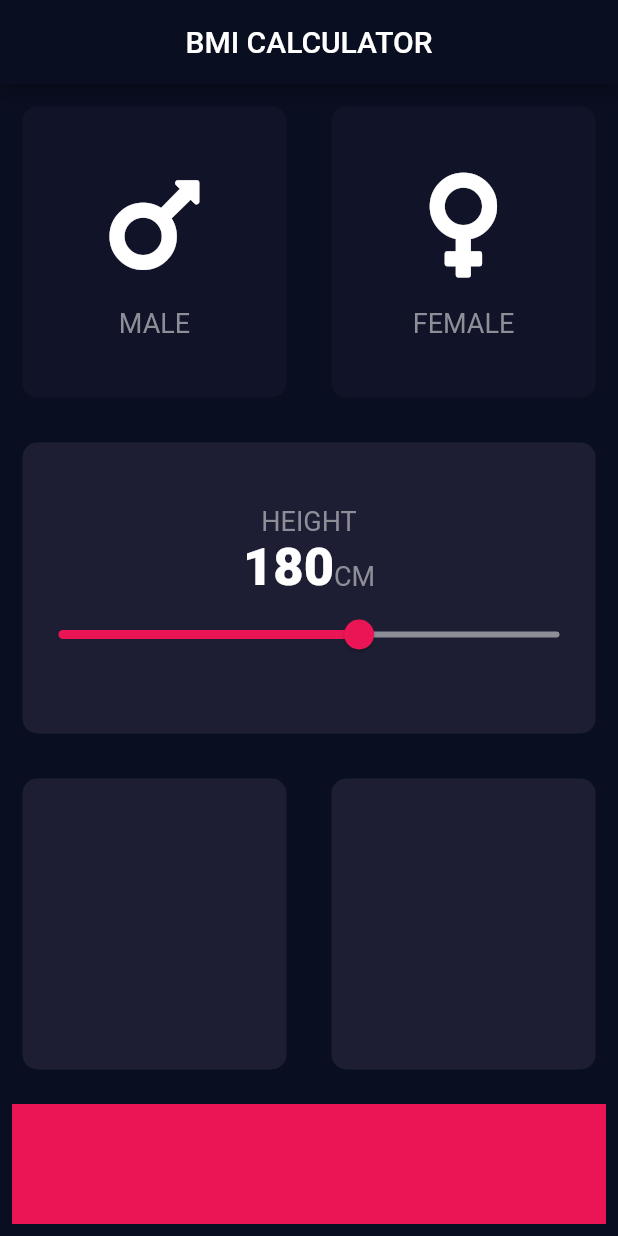
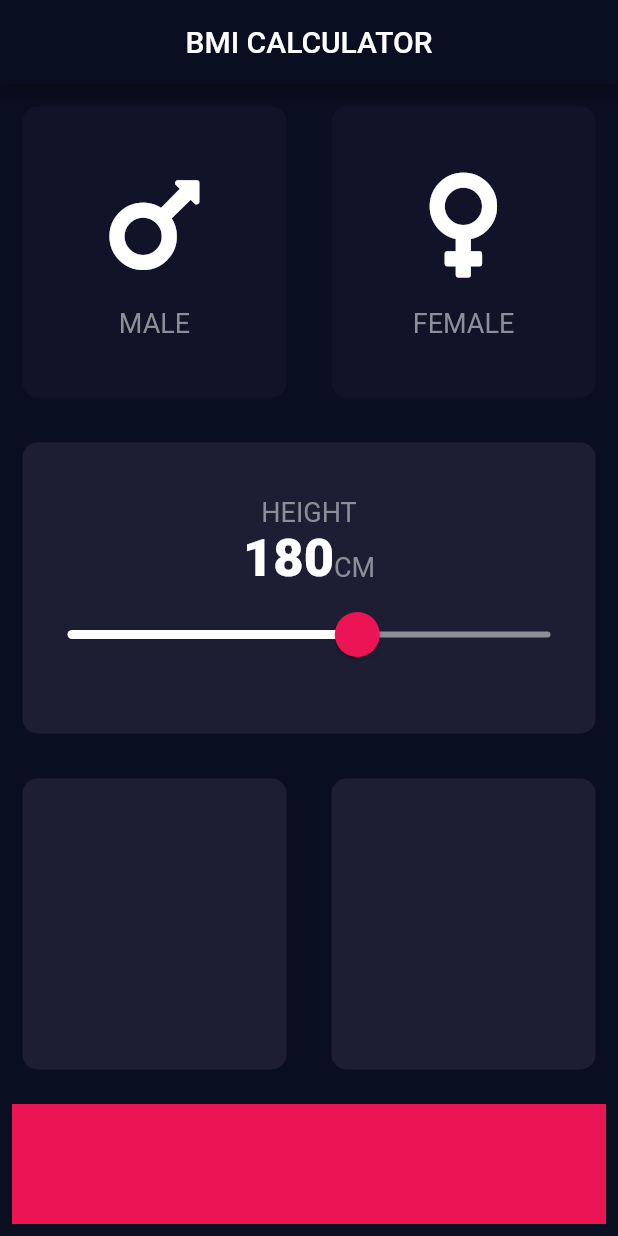
Before and after one commit to razvanfulea/flutter-learning, a Flutter app: the screen it shows after launch, on a phone screen of 412 x 824 dp. Run offline on Flutter 3.47's test engine with Material 2 defaults, Android fonts, the phone set to English and light mode, and no system bars; our stand-ins replace audioplayers, font_awesome_flutter.

```diff
--- a/flutter_learning_7_building_ui/lib/input_page.dart
+++ b/flutter_learning_7_building_ui/lib/input_page.dart
@@ -81,17 +81,25 @@ class _InputPageState extends State<InputPage> {
                         Text('CM', style: LABEL_TEXT_STYLE),
                       ],
                     ),
-                    Slider(
+                    SliderTheme(
+                      data: SliderTheme.of(context).copyWith(
+                        activeTrackColor: Colors.white,
+                        inactiveTrackColor: Color(0xFF8D8E98),
+                        thumbColor: Color(0xFFEB1555),
+                        overlayColor: Color(0x77EB1555),
+                        thumbShape: RoundSliderThumbShape(enabledThumbRadius: 15.0),
+                        overlayShape: RoundSliderOverlayShape(overlayRadius: 30.0),
+                      ),
+                      child: Slider(
                         value: height.toDouble(),
                         min: 120.0,
                         max: 220.0,
-                      activeColor: Color(0xFFEB1555),
-                      inactiveColor: Color(0xFF8D8E98),
                         onChanged: (double newValue) {
                           setState(() {
                             height = newValue.round();
                           });
                         },
+                      ),
                     ),
                   ],
                 ),
```
Lines whose indentation alone changed are shown as unchanged.
